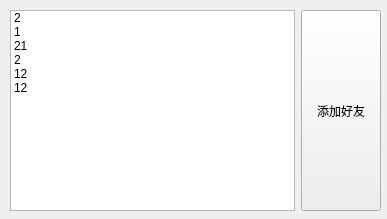
Old version of the form online.ui in the repository Cauthey/NetdiskTcpClient.
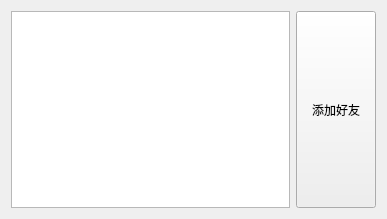
New version of the form.

What changed in the file:
```diff
--- a/online.ui
+++ b/online.ui
@@ -13,49 +13,9 @@
   <property name="windowTitle">
    <string>Form</string>
   </property>
-  <widget class="QWidget" name="layoutWidget">
-   <property name="geometry">
-    <rect>
-     <x>10</x>
-     <y>10</y>
-     <width>371</width>
-     <height>201</height>
-    </rect>
-   </property>
    <layout class="QHBoxLayout" name="horizontalLayout">
     <item>
-     <widget class="QListWidget" name="Online_listWidget">
-      <item>
-       <property name="text">
-        <string>2</string>
-       </property>
-      </item>
-      <item>
-       <property name="text">
-        <string>1</string>
-       </property>
-      </item>
-      <item>
-       <property name="text">
-        <string>21</string>
-       </property>
-      </item>
-      <item>
-       <property name="text">
-        <string>2</string>
-       </property>
-      </item>
-      <item>
-       <property name="text">
-        <string>12</string>
-       </property>
-      </item>
-      <item>
-       <property name="text">
-        <string>12</string>
-       </property>
-      </item>
-     </widget>
+    <widget class="QListWidget" name="Online_listWidget"/>
     </item>
     <item>
      <widget class="QSplitter" name="splitter">
@@ -70,7 +30,6 @@
      </widget>
     </item>
    </layout>
-  </widget>
  </widget>
  <resources/>
  <connections/>
```
Lines whose indentation alone changed are shown as unchanged.
